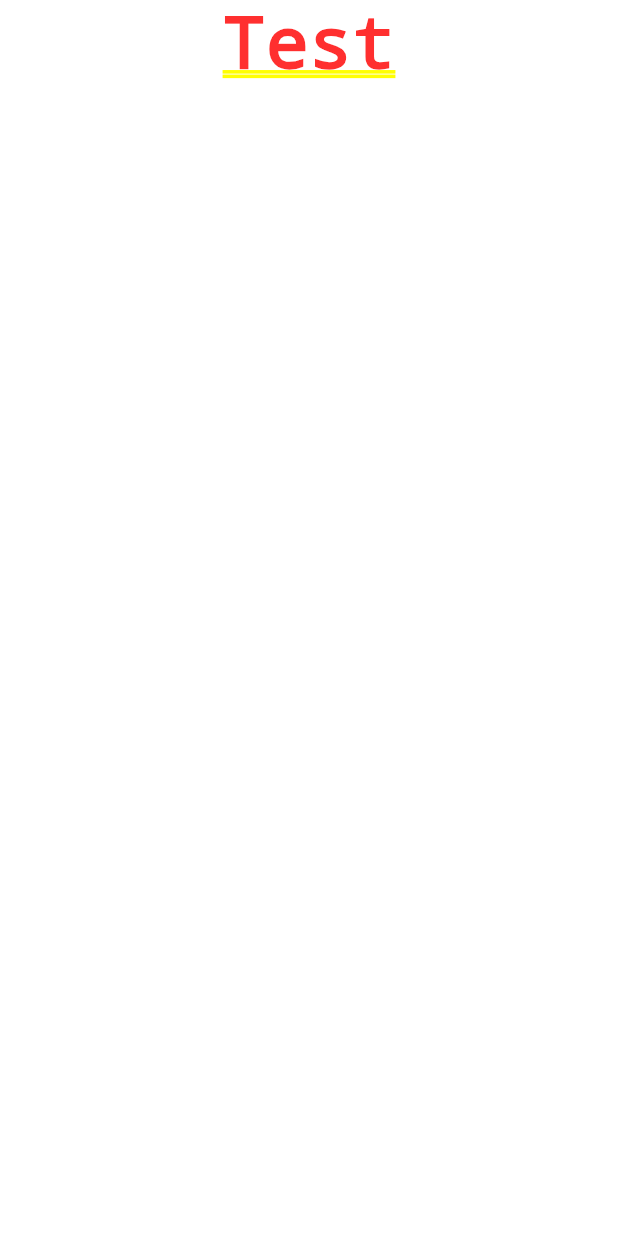
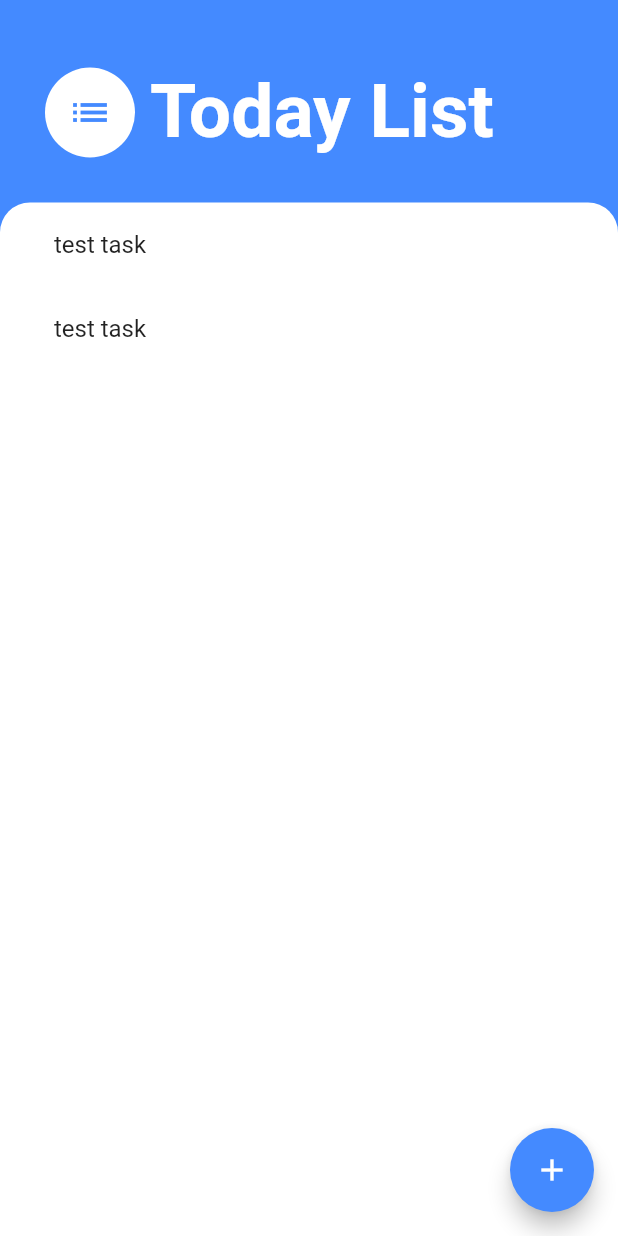
Before and after one commit to CharlieH209/today_list, a Flutter app: the screen it shows after launch, on a phone screen of 412 x 824 dp. Run offline on Flutter 3.47's test engine with Material 2 defaults, Android fonts, the phone set to English and light mode, and no system bars.

Commit message:
implementing home screen design

```diff
--- a/lib/main.dart
+++ b/lib/main.dart
@@ -1,4 +1,5 @@
 import 'package:flutter/material.dart';
+import 'screens/home_screen.dart';
 
 void main() => runApp(TodayList());
 
@@ -6,11 +7,7 @@ class TodayList extends StatelessWidget {
   @override
   Widget build(BuildContext context) {
     return MaterialApp(
-      home: SafeArea(
-        child: Column(
-          children: <Widget>[Text('Test')],
-        ),
-      ),
+      home: HomeScreen(),
     );
   }
 }
--- /dev/null
+++ b/lib/screens/home_screen.dart
@@ -0,0 +1,68 @@
+import 'package:flutter/material.dart';
+import '../widgets/TasksList.dart';
+
+class HomeScreen extends StatefulWidget {
+  @override
+  _HomeScreenState createState() => _HomeScreenState();
+}
+
+class _HomeScreenState extends State<HomeScreen> {
+  @override
+  Widget build(BuildContext context) {
+    return Scaffold(
+      backgroundColor: Colors.blueAccent,
+      floatingActionButton: FloatingActionButton(
+        onPressed: () {},
+        backgroundColor: Colors.blueAccent,
+        child: Icon(Icons.add),
+      ),
+      body: Column(
+        children: <Widget>[
+          Container(
+            padding: EdgeInsets.only(
+                top: 45.0, left: 30.0, right: 30.0, bottom: 30.0),
+            child: Column(
+              children: <Widget>[
+                Row(
+                  children: <Widget>[
+                    CircleAvatar(
+                      child: Icon(
+                        Icons.list,
+                        size: 30.0,
+                        color: Colors.blueAccent,
+                      ),
+                      backgroundColor: Colors.white,
+                      radius: 30.0,
+                    ),
+                    SizedBox(
+                      width: 10.0,
+                    ),
+                    Text(
+                      'Today List',
+                      style: TextStyle(
+                        color: Colors.white,
+                        fontSize: 50.0,
+                        fontWeight: FontWeight.w700,
+                      ),
+                    )
+                  ],
+                ),
+              ],
+            ),
+          ),
+          Expanded(
+            child: Container(
+              padding: EdgeInsets.symmetric(horizontal: 20.0),
+              decoration: BoxDecoration(
+                  color: Colors.white,
+                  borderRadius: BorderRadius.only(
+                      topLeft: Radius.circular(20.0),
+                      topRight: Radius.circular(20.0))),
+              child: TasksList(),
+            ),
+          ),
+        ],
+      ),
+    );
+  }
+}
--- /dev/null
+++ b/lib/widgets/TaskTile.dart
@@ -0,0 +1,10 @@
+import 'package:flutter/material.dart';
+
+class TaskTile extends StatelessWidget {
+  @override
+  Widget build(BuildContext context) {
+    return ListTile(
+      title: Text('test task'),
+    );
+  }
+}
--- /dev/null
+++ b/lib/widgets/TasksList.dart
@@ -0,0 +1,11 @@
+import 'package:flutter/material.dart';
+import 'TaskTile.dart';
+
+class TasksList extends StatelessWidget {
+  @override
+  Widget build(BuildContext context) {
+    return ListView(
+      children: <Widget>[TaskTile(), TaskTile()],
+    );
+  }
+}
```
Also changed, not shown: 1 other file.
